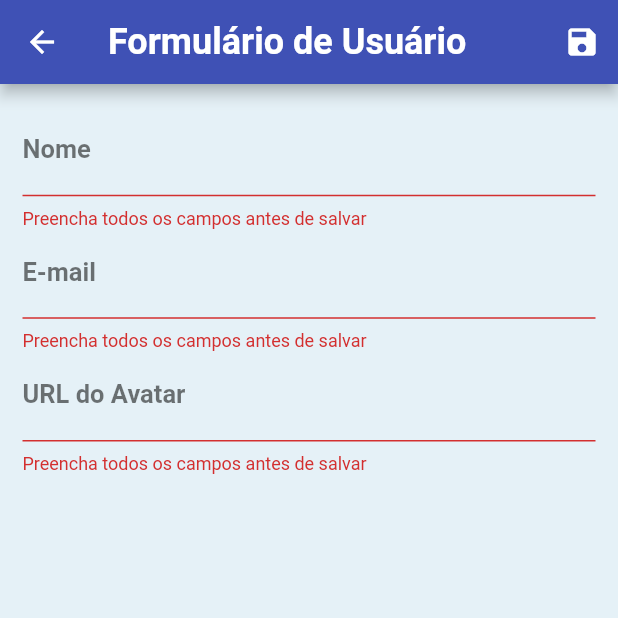
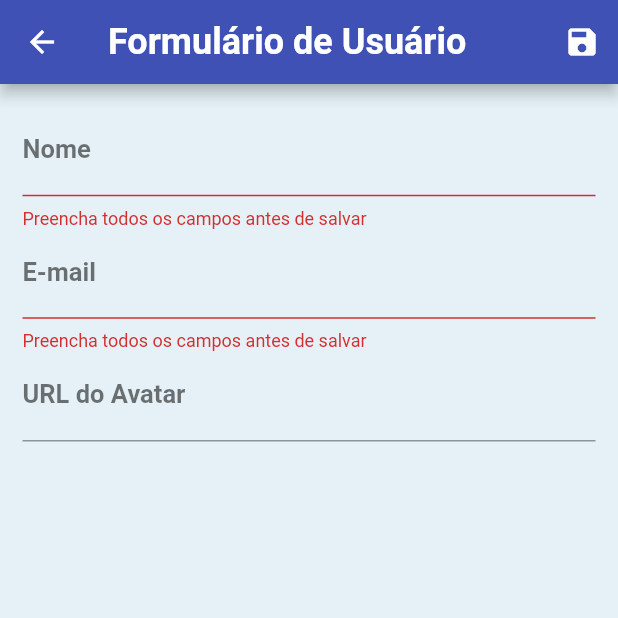
Before and after one commit to wallacewolv/crud_flutter, a Flutter app: the UserForm screen opened directly with empty values, after a tap on the "save" icon, on a phone screen of 412 x 824 dp, the top half of it. Run offline on Flutter 3.47's test engine with Material 2 defaults, Android fonts, the phone set to English and light mode, and no system bars; our stand-ins replace google_fonts, lottie.

Commit message:
Creating final functions and finished aplication

```diff
--- a/lib/views/splash_screen.dart
+++ b/lib/views/splash_screen.dart
@@ -43,7 +43,7 @@ class _SplashScreenState extends State<SplashScreen> {
                 child: Text(
                   "FLUTTER CRUD",
                   style: GoogleFonts.architectsDaughter(
-                    fontSize: 24,
+                    fontSize: 27,
                     fontWeight: FontWeight.bold,
                     color: Color(0xFF1766A7),
                   ),
--- a/lib/views/user_form.dart
+++ b/lib/views/user_form.dart
@@ -1,29 +1,24 @@
-import 'package:flutter/material.dart';
 import 'package:crud_flutter/models/user.dart';
 import 'package:crud_flutter/provider/users_provider.dart';
+import 'package:flutter/material.dart';
+import 'package:google_fonts/google_fonts.dart';
 import 'package:provider/provider.dart';
-import 'package:google_fonts/google_fonts.dart';
 
-class UserForm extends StatefulWidget {
-  @override
-  _UserFormState createState() => _UserFormState();
-}
-
-class _UserFormState extends State<UserForm> {
+class UserForm extends StatelessWidget {
   final _form = GlobalKey<FormState>();
-
   final Map<String, String> _formData = {};
 
   void _loadFormData(User user) {
-    _formData['id'] = user.id;
-    _formData['name'] = user.name;
-    _formData['email'] = user.email;
-    _formData['avatarUrl'] = user.avatarUrl;
+    if (user != null) {
+      _formData['id'] = user.id;
+      _formData['name'] = user.name;
+      _formData['email'] = user.email;
+      _formData['avatarUrl'] = user.avatarUrl;
+    }
   }
 
   @override
   Widget build(BuildContext context) {
-    // final User user = ModalRoute.of(context).settings.arguments;
     final User user = ModalRoute.of(context)!.settings.arguments as User;
 
     _loadFormData(user);
@@ -116,14 +111,6 @@ class _UserFormState extends State<UserForm> {
                     color: Colors.black54,
                   ),
                 ),
-                validator: (value) {
-                  if (value == null || value.trim().isEmpty) {
-                    return "Preencha todos os campos antes de salvar";
-                  }
-                  if (value.trim().length < 10) {
-                    return "URL do avatar com minimo de 10 caracteres";
-                  }
-                },
                 onSaved: (value) => _formData['avatarUrl'] = value.toString(),
               ),
             ],
```
Also changed, not shown: lib/components/user_tile.dart (+31 -2 lines).
